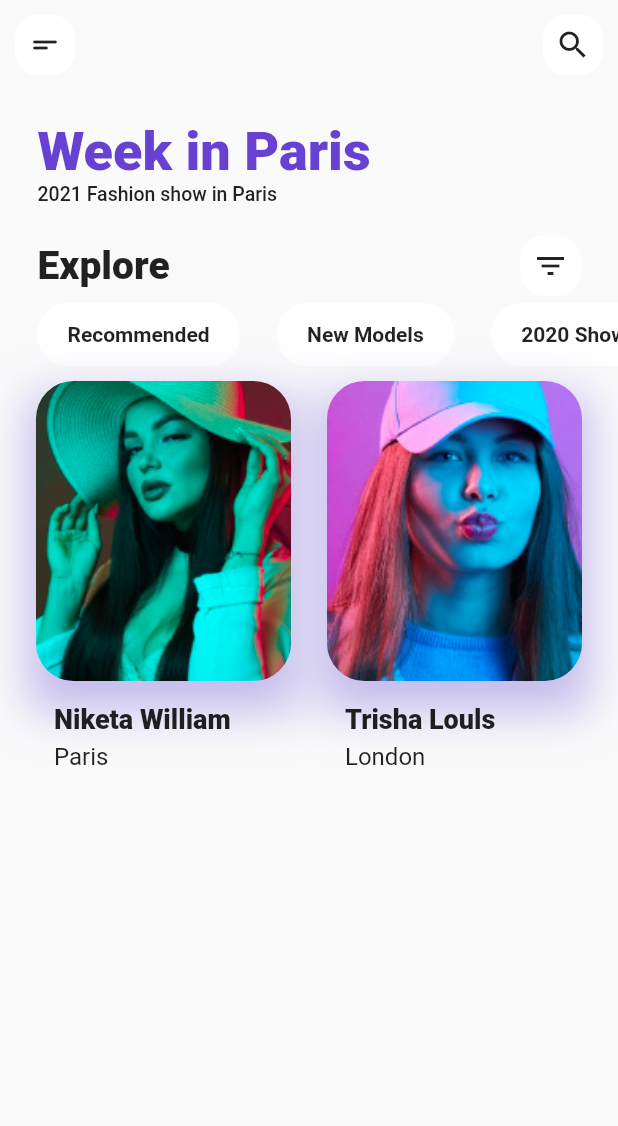
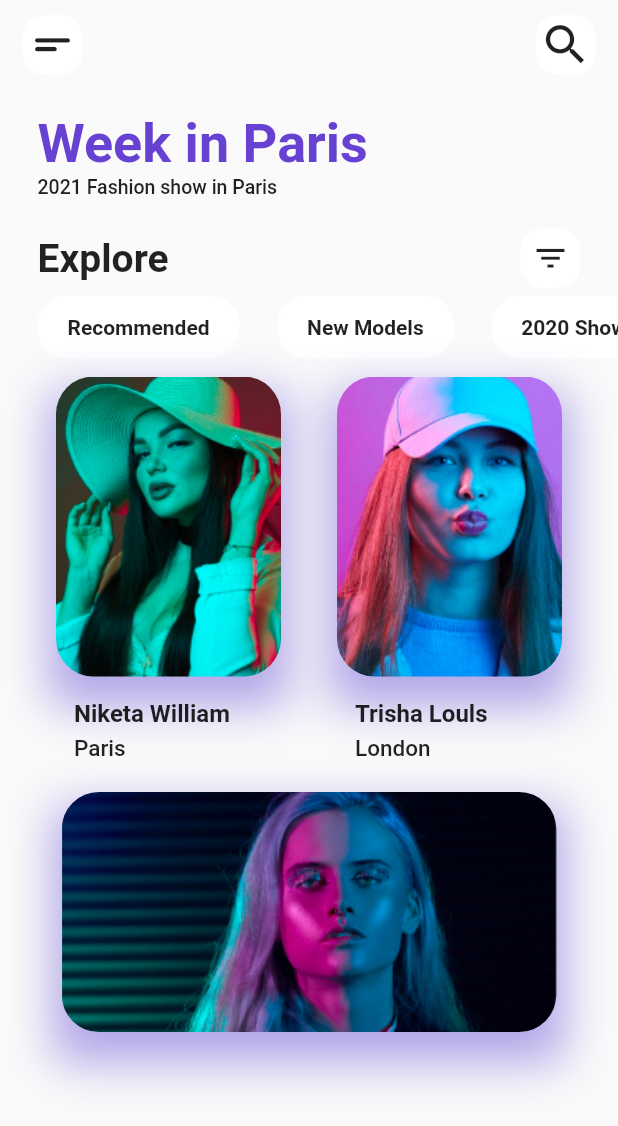
Before and after one commit to ElvinSadikhov/fashionShowFlutterUI, a Flutter app: the screen it shows after launch, on a phone screen of 412 x 824 dp. Shown: the top 1126 px of the screen. Run offline on Flutter 3.47's test engine with Material 2 defaults, Android fonts, the phone set to English and light mode, and no system bars; Roboto replaces fonts that are missing (RadioCanada).

Commit message:
finished first screen

```diff
--- a/lib/custom/border_icon.dart
+++ b/lib/custom/border_icon.dart
@@ -14,7 +14,9 @@ class BorderIcon extends StatelessWidget {
 
   @override
   Widget build(BuildContext context) {
-    return Container(
+    return GestureDetector(
+      onTap: () => {debugPrint("BorderIcon is being tapped!")},
+      child: Container(
         width: width,
         height: height,
         decoration: const BoxDecoration(
@@ -24,6 +26,7 @@ class BorderIcon extends StatelessWidget {
         child: Center(
           child: child,
         ),
+      ),
     );
   }
 }
--- a/lib/sample_data.dart
+++ b/lib/sample_data.dart
@@ -8,5 +8,8 @@ const FA_DATA = [
     "image": "assets/images/ui_task_1_2.png",
     "name": "Trisha Louls",
     "city": "London"
+  },
+  {
+    "image": "assets/images/ui_task_1_3.png",
   }
 ];
--- a/lib/screens/main_screen.dart
+++ b/lib/screens/main_screen.dart
@@ -9,41 +9,45 @@ import 'package:ui_task_1/utils/widget_functions.dart';
 class MainScreen extends StatelessWidget {
   @override
   Widget build(BuildContext context) {
-    final Size size = MediaQuery.of(context).size;
     final ThemeData themeData = Theme.of(context);
-    final double padding = 25;
-    final sidePadding = EdgeInsets.symmetric(horizontal: padding);
+    const double padding = 25;
 
     return SafeArea(
         child: Scaffold(
       body: Column(
         children: [
           Padding(
-            padding: const EdgeInsets.all(10.0),
+            padding: const EdgeInsets.fromLTRB(15, 10, 15, 10),
             child: Row(
               mainAxisAlignment: MainAxisAlignment.spaceBetween,
               children: const [
                 BorderIcon(
                   height: 40,
                   width: 40,
-                  child: Icon(Icons.short_text_rounded),
+                  child: Icon(
+                    Icons.short_text_rounded,
+                    size: 35,
+                  ),
                 ),
                 BorderIcon(
                   height: 40,
                   width: 40,
-                  child: Icon(Icons.search),
+                  child: Icon(
+                    Icons.search,
+                    size: 35,
+                  ),
                 )
               ],
             ),
           ),
-          addVerticalSpace(20),
+          addVerticalSpace(15),
           Column(
             crossAxisAlignment: CrossAxisAlignment.start,
             children: [
               Container(
                   alignment: Alignment.centerLeft,
                   child: Padding(
-                    padding: const EdgeInsets.only(left: 25),
+                    padding: const EdgeInsets.only(left: padding),
                     child: SizedBox(
                       child: Text(
                         "Week in Paris",
@@ -52,7 +56,7 @@ class MainScreen extends StatelessWidget {
                     ),
                   )),
               Padding(
-                padding: EdgeInsets.only(left: 25),
+                padding: EdgeInsets.only(left: padding),
                 child: SizedBox(
                   child: Text(
                     "2021 Fashion show in Paris",
@@ -67,16 +71,21 @@ class MainScreen extends StatelessWidget {
             mainAxisAlignment: MainAxisAlignment.spaceBetween,
             children: [
               Padding(
-                padding: const EdgeInsets.symmetric(horizontal: 25),
+                padding: const EdgeInsets.symmetric(horizontal: padding),
                 child: Text(
                   "Explore",
                   style: themeData.textTheme.headline3,
                 ),
               ),
               const Padding(
-                padding: EdgeInsets.symmetric(horizontal: 25),
+                padding: EdgeInsets.symmetric(horizontal: padding),
                 child: BorderIcon(
-                    height: 40, width: 40, child: Icon(Icons.filter_list)),
+                    height: 40,
+                    width: 40,
+                    child: Icon(
+                      Icons.filter_list,
+                      size: 25,
+                    )),
               )
             ],
           ),
@@ -89,7 +98,7 @@ class MainScreen extends StatelessWidget {
                     .map((filter) => ChoiceOption(text: filter))
                     .toList()),
           ),
-          addVerticalSpace(10),
+          addVerticalSpace(12),
           SizedBox(
             width: MediaQuery.of(context).size.width,
             child: Row(
@@ -100,6 +109,28 @@ class MainScreen extends StatelessWidget {
               ],
             ),
           ),
+          addVerticalSpace(20),
+          SizedBox(
+            height: 160,
+            width: 330,
+            child: DecoratedBox(
+              decoration: BoxDecoration(boxShadow: [
+                BoxShadow(
+                    color: COLOR_PURPLE.withRed(90).withAlpha(120),
+                    spreadRadius: 5,
+                    blurRadius: 25,
+                    blurStyle: BlurStyle.normal,
+                    offset: const Offset(0, 15)),
+              ]),
+              child: ClipRRect(
+                borderRadius: BorderRadius.circular(25),
+                child: Image.asset(
+                  FA_DATA[2]["image"]!,
+                  fit: BoxFit.cover,
+                ),
+              ),
+            ),
+          )
         ],
       ),
     ));
@@ -115,7 +146,9 @@ class ChoiceOption extends StatelessWidget {
   Widget build(BuildContext context) {
     final ThemeData themeData = Theme.of(context);
 
-    return Container(
+    return GestureDetector(
+      onTap: () => {debugPrint("ChoiceOption is being tapped!")},
+      child: Container(
         decoration: BoxDecoration(
           borderRadius: BorderRadius.circular(20.0),
           color: COLOR_WHITE,
@@ -125,6 +158,7 @@ class ChoiceOption extends StatelessWidget {
         child: Text(
           text,
           style: themeData.textTheme.headline4,
+        ),
       ),
     );
   }
@@ -145,7 +179,7 @@ class PersonItem extends StatelessWidget {
         DecoratedBox(
           decoration: BoxDecoration(boxShadow: [
             BoxShadow(
-                color: COLOR_PURPLE.withRed(90).withAlpha(90),
+                color: COLOR_PURPLE.withRed(90).withAlpha(120),
                 spreadRadius: 5,
                 blurRadius: 25,
                 blurStyle: BlurStyle.normal,
@@ -156,7 +190,7 @@ class PersonItem extends StatelessWidget {
             child: Image.asset(
               itemData["image"],
               height: 200,
-              width: 170,
+              width: 150,
               fit: BoxFit.cover,
             ),
           ),
--- a/lib/utils/constants.dart
+++ b/lib/utils/constants.dart
@@ -13,19 +13,37 @@ const COLOR_PURPLE = Color.fromRGBO(103, 65, 209, 100);
 const TextTheme DEFAULT_TEXT_THEME = TextTheme(
     // for Week in Paris
     headline1: TextStyle(
-        color: COLOR_PURPLE, fontWeight: FontWeight.w900, fontSize: 36),
+        fontFamily: "RadioCanada",
+        color: COLOR_PURPLE,
+        fontWeight: FontWeight.bold,
+        fontSize: 36),
     // 2021 Fashion show in Paris
     headline2: TextStyle(
-        color: COLOR_BLACK, fontWeight: FontWeight.w500, fontSize: 13),
+        fontFamily: "RadioCanada",
+        color: COLOR_BLACK,
+        fontWeight: FontWeight.w500,
+        fontSize: 13),
     // Explore
     headline3: TextStyle(
-        color: COLOR_BLACK, fontWeight: FontWeight.w900, fontSize: 26),
+        fontFamily: "RadioCanada",
+        color: COLOR_BLACK,
+        fontWeight: FontWeight.bold,
+        fontSize: 26),
     // scroll view
     headline4: TextStyle(
-        color: COLOR_BLACK, fontWeight: FontWeight.w700, fontSize: 14),
+        fontFamily: "RadioCanada",
+        color: COLOR_BLACK,
+        fontWeight: FontWeight.w700,
+        fontSize: 14),
     // -character names
     headline5: TextStyle(
-        color: COLOR_BLACK, fontWeight: FontWeight.w800, fontSize: 18),
+        fontFamily: "RadioCanada",
+        color: COLOR_BLACK,
+        fontWeight: FontWeight.bold,
+        fontSize: 16),
     // -city name
     headline6: TextStyle(
-        color: COLOR_BLACK, fontWeight: FontWeight.w400, fontSize: 16));
+        fontFamily: "RadioCanada",
+        color: COLOR_BLACK,
+        fontWeight: FontWeight.w500,
+        fontSize: 15));
```
Also changed, not shown: pubspec.yaml (+4 -6 lines), assets/fonts/radio_canada_font.ttf (added), assets/images/ui_task_1_3.png. Lines whose indentation alone changed are shown as unchanged.
